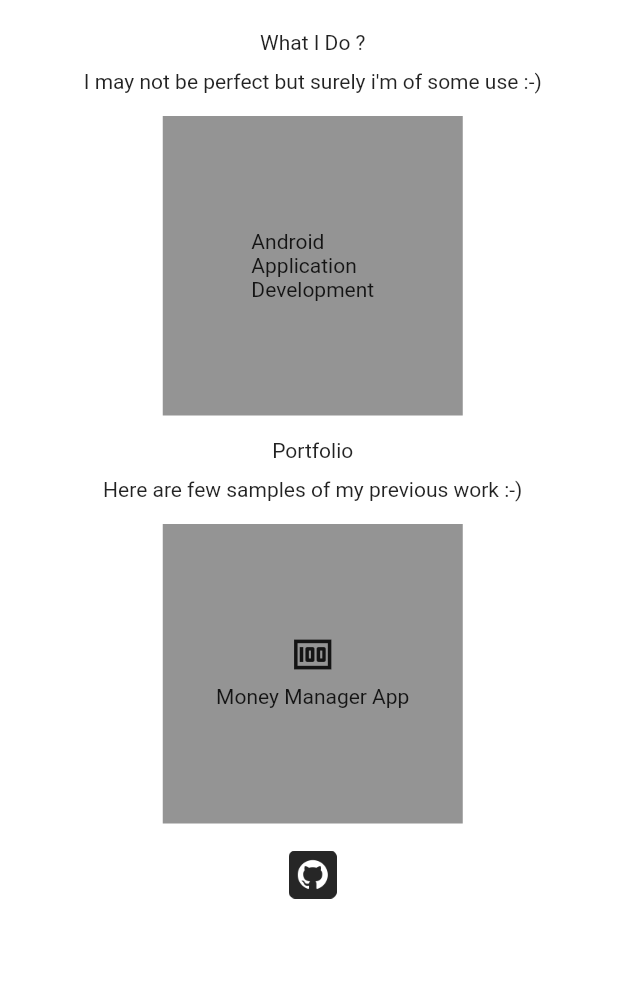
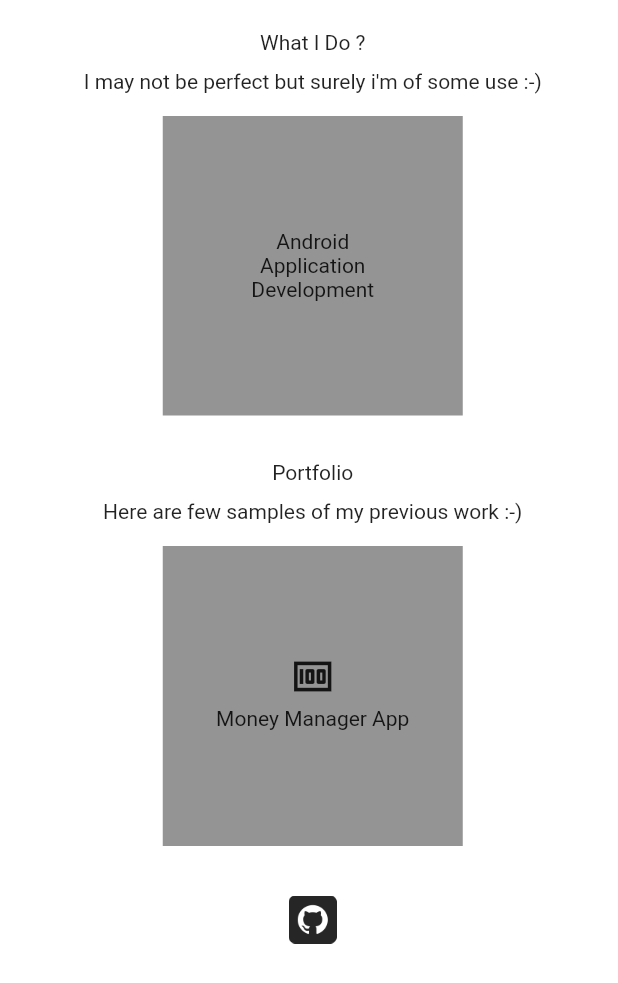
Before and after one commit to sonuraj909/srfolio, a Flutter app: the Portfolio screen opened directly, on a phone screen of 412 x 824 dp. Shown: the top 983 px of the screen. Run offline on Flutter 3.47's test engine with Material 2 defaults, Android fonts, the phone set to English and light mode, and no system bars; drawn by our look-alikes of carousel_slider, flip_card; missing offline and left inert: dart:ffi, google_language_fonts, syncfusion_flutter_pdfviewer.

```diff
--- a/lib/core/constants.dart
+++ b/lib/core/constants.dart
@@ -5,6 +5,9 @@ import 'package:portfolio/core/colors.dart';
 
 const kHeight = SizedBox(
   height: 10,
+);
+const kHeight2 = SizedBox(
+  height: 25,
 );
 const kWidth = SizedBox(
   width: 10,
@@ -31,7 +34,7 @@ class TextWidget extends StatelessWidget {
     return Padding(
       padding: const EdgeInsets.all(5.0),
       child: Text(
-        textAlign: TextAlign.justify,
+        textAlign: TextAlign.center,
         title,
         style: CyrillicFonts.robotoCondensed(
           decoration: decoration,
--- a/lib/screens/aboutme.dart
+++ b/lib/screens/aboutme.dart
@@ -103,7 +103,7 @@ class AboutMe extends StatelessWidget {
                     fsize: 16,
                   ),
                 ),
-                kHeight,
+                kHeight2,
                 Center(
                   child: ElevatedButton(
                     style: ButtonStyle(
--- a/lib/screens/portfolio.dart
+++ b/lib/screens/portfolio.dart
@@ -90,7 +90,7 @@ class _PortfolioState extends State<Portfolio> {
                   scrollDirection: Axis.horizontal,
                 ),
               ),
-              kHeight,
+              kHeight2,
               const TextWidget(
                 title: 'Portfolio',
                 fsize: 30,
@@ -211,7 +211,7 @@ class _PortfolioState extends State<Portfolio> {
                   scrollDirection: Axis.horizontal,
                 ),
               ),
-              kHeight,
+              kHeight2,
               IconButton(
                 onPressed: () => setState(() {
                   _launched = _launchInBrowser(toLaunch);
@@ -242,7 +242,7 @@ class cardWidget extends StatelessWidget {
     return FlipCard(
       front: Container(
         width: 200,
-        height: 180,
+        height: 200,
         decoration: BoxDecoration(
           color: kButtonColor,
         ),
```
